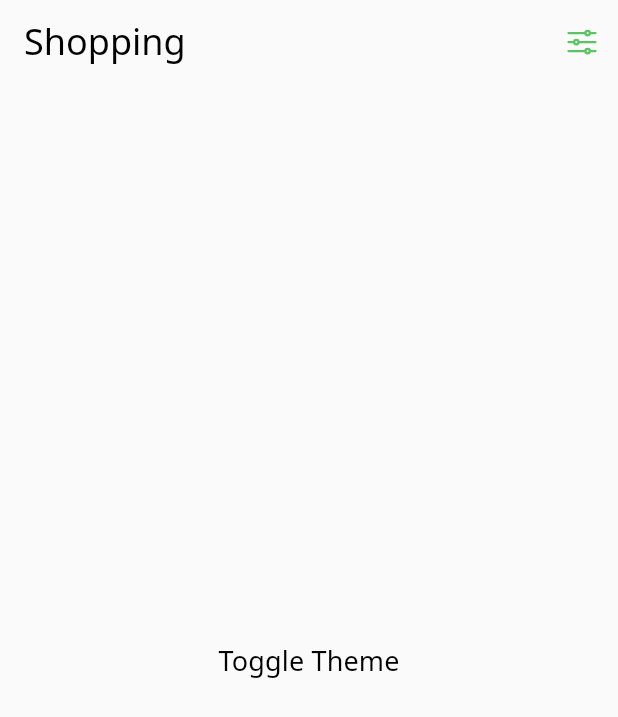
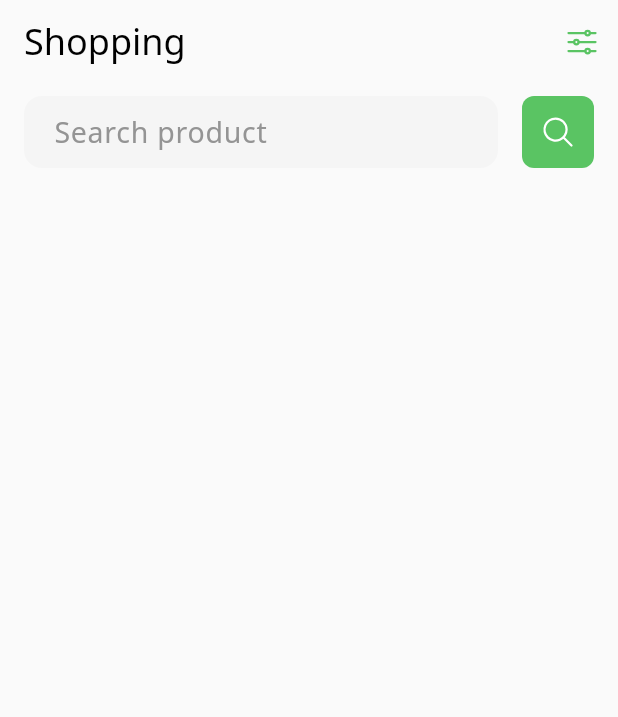
Before and after one commit to ParkJS09/flutter_design_system, a Flutter app: the screen it shows after launch, on a phone screen of 412 x 824 dp. Shown: the top 717 px of the screen. Run offline on Flutter 3.47's test engine with Material 3 defaults, Android fonts, the phone set to English and light mode, and no system bars; our stand-ins replace flutter_svg; project files that could hold a hidden picture were left out.

Commit message:
add inputfield

```diff
--- a/lib/src/view/shopping/shopping_view.dart
+++ b/lib/src/view/shopping/shopping_view.dart
@@ -3,6 +3,7 @@ import 'package:house_of_tomorrow/src/service/theme_service.dart';
 import 'package:house_of_tomorrow/theme/component/bottom_sheet/base_bottom_sheet.dart';
 import 'package:house_of_tomorrow/theme/component/bottom_sheet/setting_bottom_sheet.dart';
 import 'package:house_of_tomorrow/theme/component/button/button.dart';
+import 'package:house_of_tomorrow/theme/component/input_field.dart';
 import 'package:house_of_tomorrow/util/lang/generated/l10n.dart';
 import 'package:provider/provider.dart';
 
@@ -29,14 +30,31 @@ class ShoppingView extends StatelessWidget {
           ),
         ],
       ),
-      body: Center(
-        child: TextButton(
-          onPressed: context.read<ThemeService>().toggleTheme,
-          child: Text(
-            "Toggle Theme",
-            style: context.typo.headline6,
-          ),
-        ),
+      body: Column(
+        children: [
+          Padding(
+            padding: const EdgeInsets.symmetric(
+              vertical: 8.0,
+              horizontal: 16.0,
+            ),
+            child: Row(
+              children: [
+                Expanded(
+                  child: InputField(
+                    hint: S.current.searchProduct,
+                  ),
+                ),
+                SizedBox(
+                  width: 16.0,
+                ),
+                Button(
+                  onPressed: () {},
+                  icon: 'search',
+                ),
+              ],
+            ),
+          )
+        ],
       ),
     );
   }
--- a/lib/theme/component/bottom_sheet/setting_bottom_sheet.dart
+++ b/lib/theme/component/bottom_sheet/setting_bottom_sheet.dart
@@ -13,7 +13,6 @@ class SettingBottomSheet extends StatelessWidget {
   @override
   Widget build(BuildContext context) {
     final bool isLightTheme = context.theme.brightness == Brightness.light;
-    //TODO Provider read, watch
     final LangService langService = context.watch();
     return BaseBottomSheet(
       child: Column(
--- a/lib/theme/component/button/button.dart
+++ b/lib/theme/component/button/button.dart
@@ -93,7 +93,7 @@ class _ButtonState extends State<Button> {
             widget.size.padding,
           ),
           child: Row(
-            mainAxisSize: MainAxisSize.max,
+            mainAxisSize: MainAxisSize.min,
             mainAxisAlignment: MainAxisAlignment.center,
             children: [
               if (widget.icon != null)
--- /dev/null
+++ b/lib/theme/component/input_field.dart
@@ -0,0 +1,77 @@
+import 'package:flutter/material.dart';
+import 'package:house_of_tomorrow/src/service/theme_service.dart';
+import 'package:house_of_tomorrow/theme/component/button/button.dart';
+
+class InputField extends StatefulWidget {
+  const InputField({
+    super.key,
+    this.hint,
+    this.controller,
+    this.onChanged,
+    this.onSubmitted,
+    this.onClear,
+  });
+
+  final String? hint;
+  final TextEditingController? controller;
+  final void Function(String text)? onChanged;
+  final void Function(String text)? onSubmitted;
+  final void Function()? onClear;
+
+  @override
+  State<InputField> createState() => _InputFieldState();
+}
+
+class _InputFieldState extends State<InputField> {
+  late final TextEditingController controller =
+      widget.controller ?? TextEditingController();
+  @override
+  Widget build(BuildContext context) {
+    return TextField(
+      controller: controller,
+      onChanged: (value) {
+        setState(() {});
+        widget.onChanged?.call(value);
+      },
+      onSubmitted: widget.onSubmitted,
+      style: context.typo.headline5,
+      cursorColor: context.color.primary,
+      decoration: InputDecoration(
+        border: OutlineInputBorder(
+          borderSide: const BorderSide(
+            width: 0.0,
+            style: BorderStyle.none,
+          ),
+          borderRadius: BorderRadius.circular(
+            12.0,
+          ),
+        ),
+        filled: true,
+        fillColor: context.color.hintContainer,
+        hintText: widget.hint,
+        hintStyle: context.typo.headline5.copyWith(
+          fontWeight: context.typo.light,
+          color: context.color.onHintContainer,
+        ),
+        contentPadding: const EdgeInsets.symmetric(
+          vertical: 11.5,
+          horizontal: 16,
+        ),
+
+        /// 삭제 버튼
+        suffixIcon: controller.text.isEmpty
+            ? null
+            : Button(
+                icon: 'close',
+                type: ButtonType.flat,
+                onPressed: () {
+                  setState(() {
+                    controller.clear();
+                    widget.onClear?.call();
+                  });
+                },
+              ),
+      ),
+    );
+  }
+}
```
